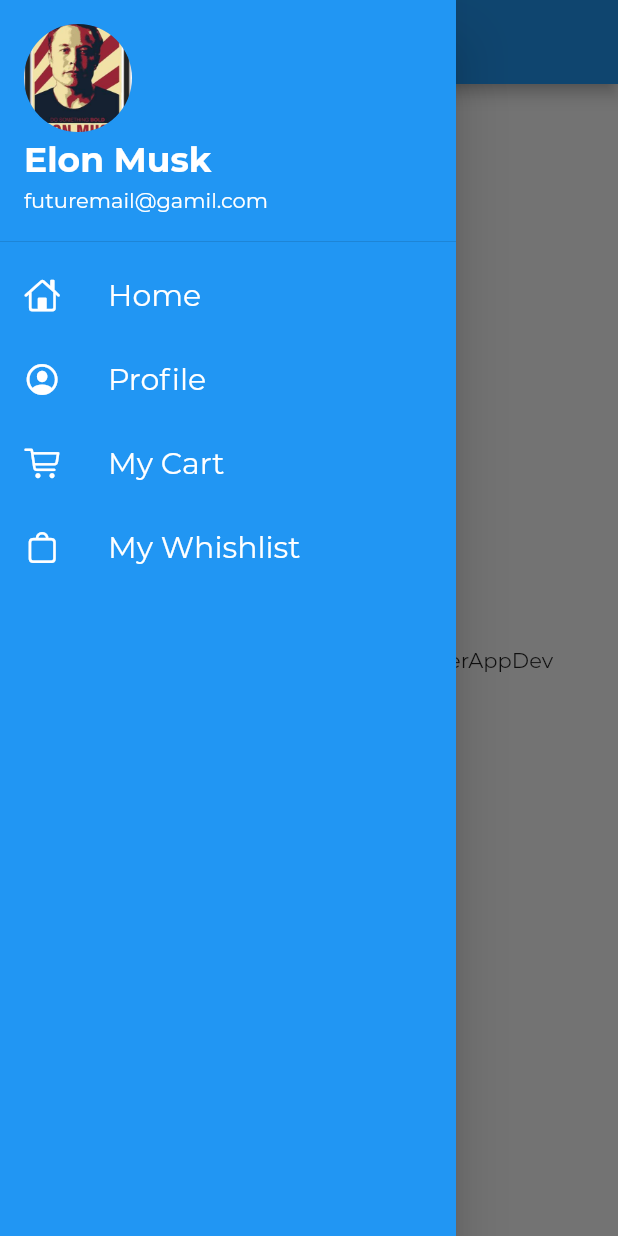
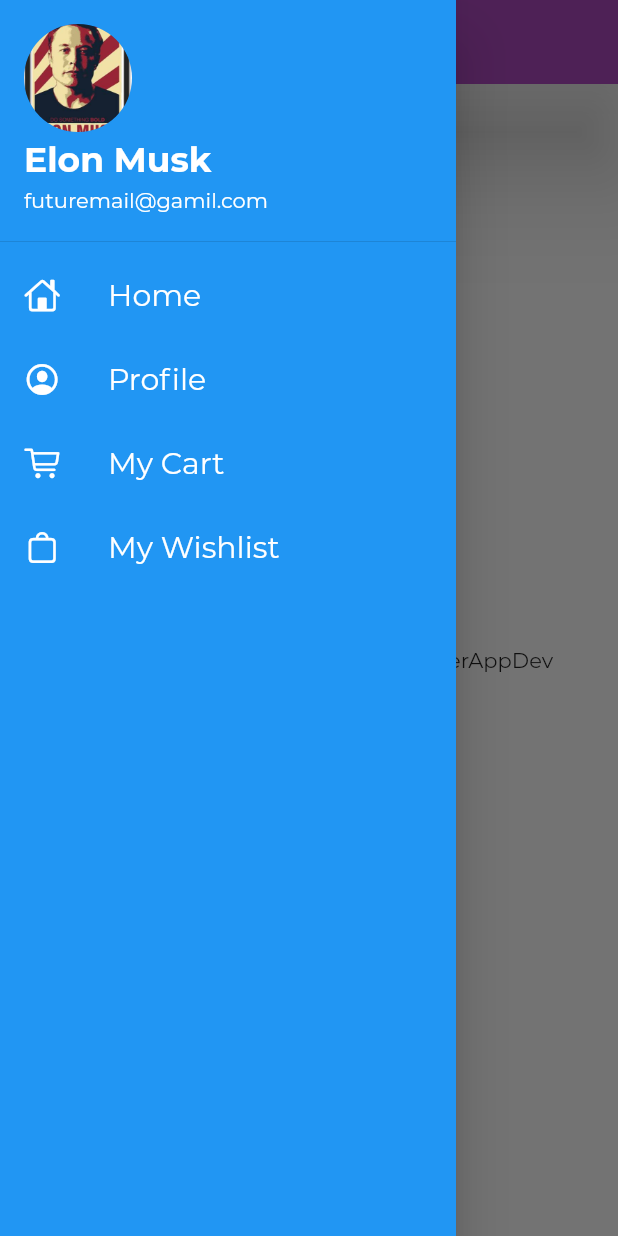
Before and after one commit to ShubhamDalvi1999/FlutterLoginPage, a Flutter app: the screen it shows after launch, with the side drawer open, on a phone screen of 412 x 824 dp. Run offline on Flutter 3.47's test engine with Material 2 defaults, Android fonts, the phone set to English and light mode, and no system bars.

Commit message:
theme extracted

```diff
--- a/lib/main.dart
+++ b/lib/main.dart
@@ -1,6 +1,7 @@
 import 'package:catelogeapp/pages/home_page.dart';
 import 'package:catelogeapp/pages/login_page.dart';
 import 'package:catelogeapp/utils/routes.dart';
+import 'package:catelogeapp/widgets/themes.dart';
 import 'package:flutter/material.dart';
 
 void main() {
@@ -14,15 +15,10 @@
   @override
   Widget build(BuildContext context) {
     return MaterialApp(
-      // home: HomePage(),
+
       themeMode: ThemeMode.light,
-      theme: ThemeData(
-        //primarySwatch: Colors.deepPurple,
-        fontFamily: 'Montserrat',
-        ),
-      darkTheme: ThemeData(
-        brightness: Brightness.dark,
-      ),
+      theme: MyTheme.lightTheme(context),
+      darkTheme: MyTheme.darkTheme(context),
       routes:{
         "/":(context)=> HomePage(),
         MyRoutes.HomeRoute:(context)=> HomePage(),
--- a/lib/widgets/drawer.dart
+++ b/lib/widgets/drawer.dart
@@ -83,7 +83,7 @@
                 color: Colors.white,
 
               ),
-              title: Text("My Whishlist",
+              title: Text("My Wishlist",
               style: TextStyle(
                   fontSize: 20,
                   color: Colors.white,
--- /dev/null
+++ b/lib/widgets/themes.dart
@@ -0,0 +1,19 @@
+import 'package:flutter/material.dart';
+
+import 'package:flutter/material.dart';
+
+class MyTheme {
+
+  static ThemeData lightTheme(BuildContext context)  => ThemeData(
+        appBarTheme: AppBarTheme(
+         color: Colors.purple.shade400,
+         elevation: 30.0,
+        ),
+        fontFamily: 'Montserrat',
+        );
+
+  static ThemeData darkTheme(BuildContext context)  => ThemeData(
+        brightness: Brightness.dark,
+        );
+
+}
```
